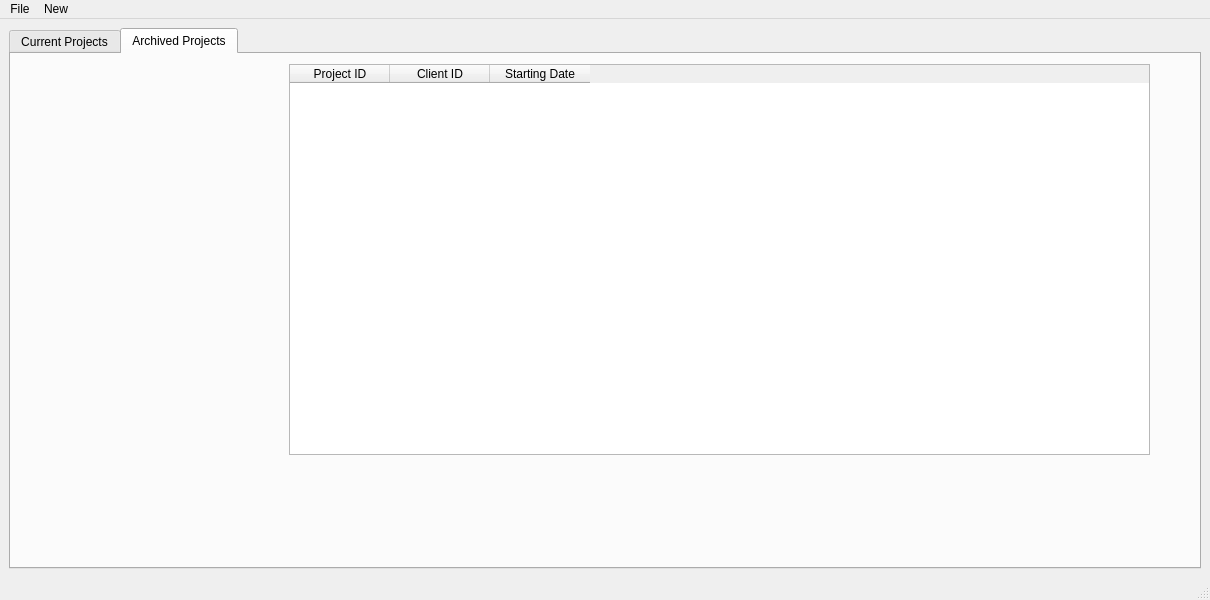
Old version of the form gestionprojet_yosr/mainwindow.ui in the repository Jallouli-Yassine/appconstruction_company_2A1.
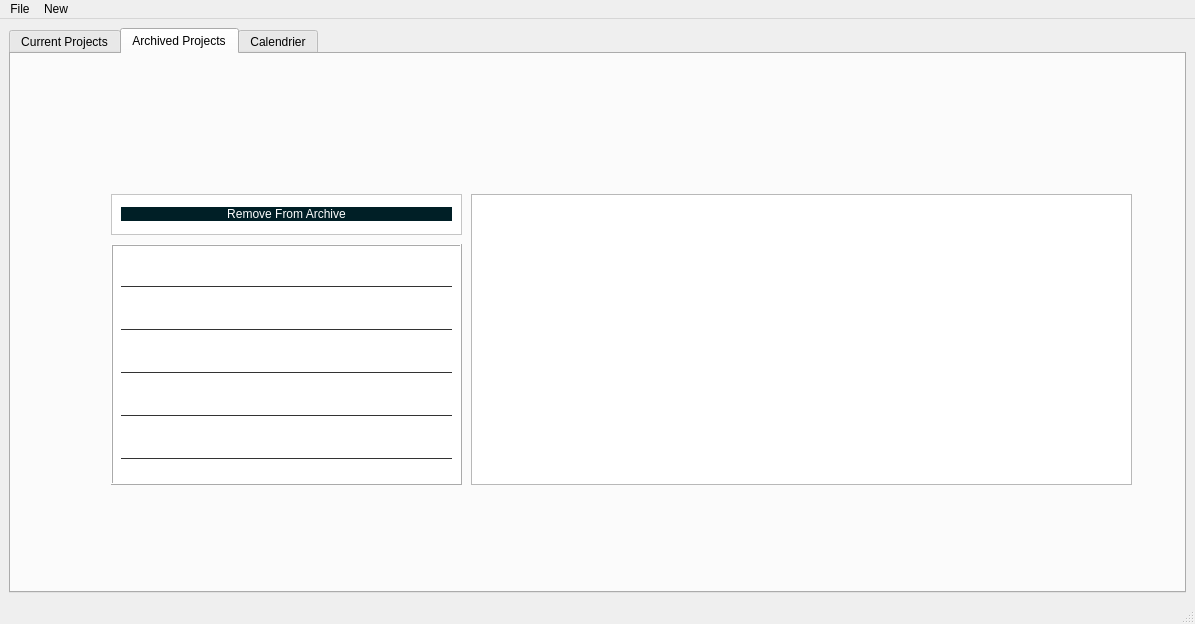
New version of the form. The open tabs and pages were chosen to show the change. Icons and pictures are not drawn.

```diff
--- a/gestionprojet_yosr/mainwindow.ui
+++ b/gestionprojet_yosr/mainwindow.ui
@@ -6,8 +6,8 @@
    <rect>
     <x>0</x>
     <y>0</y>
-    <width>1210</width>
-    <height>600</height>
+    <width>1195</width>
+    <height>624</height>
    </rect>
   </property>
   <property name="windowTitle">
@@ -367,62 +367,390 @@
          <attribute name="title">
           <string>Archived Projects</string>
          </attribute>
-         <widget class="QTableWidget" name="tableWidget_2">
+         <widget class="QTableView" name="tableView_2">
           <property name="geometry">
            <rect>
-            <x>278</x>
-            <y>10</y>
-            <width>861</width>
-            <height>391</height>
+            <x>460</x>
+            <y>140</y>
+            <width>661</width>
+            <height>291</height>
+           </rect>
+          </property>
+         </widget>
+         <widget class="QFrame" name="frame_4">
+          <property name="geometry">
+           <rect>
+            <x>100</x>
+            <y>140</y>
+            <width>351</width>
+            <height>41</height>
            </rect>
           </property>
           <property name="styleSheet">
-           <string notr="true"/>
+           <string notr="true">QFrame{
+background:white;
+
+}
+QLabel{
+color:white;
+font-size:16px;
+}
+QPushButton
+{
+background:red;
+border-radius:16px;
+}
+QPushButton:hover {
+transform: scale(5); 
+width : 250px;
+color:red;
+}
+QPushButton
+{
+color:white;
+border-radius:15px;
+}
+QLineEdit,QDateTimeEdit
+{
+background:transparent;
+border:none;
+color:#a0a0a0;
+font-size:16px;
+border-bottom:1px solid #333;
+}</string>
           </property>
-          <column>
-           <property name="text">
-            <string>Project ID</string>
-           </property>
-          </column>
-          <column>
-           <property name="text">
-            <string>Client ID</string>
-           </property>
-          </column>
-          <column>
-           <property name="text">
-            <string>Starting Date</string>
-           </property>
-          </column>
+          <property name="frameShape">
+           <enum>QFrame::StyledPanel</enum>
+          </property>
+          <property name="frameShadow">
+           <enum>QFrame::Raised</enum>
+          </property>
+          <layout class="QVBoxLayout" name="verticalLayout_3">
+           <item>
+            <widget class="QPushButton" name="pushremove">
+             <property name="enabled">
+              <bool>true</bool>
+             </property>
+             <property name="cursor">
+              <cursorShape>PointingHandCursor</cursorShape>
+             </property>
+             <property name="mouseTracking">
+              <bool>false</bool>
+             </property>
+             <property name="styleSheet">
+              <string notr="true">background-color:#001F26;</string>
+             </property>
+             <property name="text">
+              <string>Remove From Archive</string>
+             </property>
+             <property name="checkable">
+              <bool>false</bool>
+             </property>
+             <property name="flat">
+              <bool>false</bool>
+             </property>
+            </widget>
+           </item>
+          </layout>
          </widget>
-         <widget class="QPushButton" name="pushButton_3">
-          <property name="geometry">
-           <rect>
-            <x>30</x>
-            <y>20</y>
-            <width>221</width>
-            <height>171</height>
-           </rect>
-          </property>
-          <property name="autoFillBackground">
-           <bool>false</bool>
-          </property>
-          <property name="text">
-           <string/>
-          </property>
-          <property name="icon">
-           <iconset>
-            <normaloff>../../../../Downloads/c++ logo.png</normaloff>../../../../Downloads/c++ logo.png</iconset>
-          </property>
-          <property name="iconSize">
-           <size>
-            <width>150</width>
-            <height>150</height>
-           </size>
-          </property>
-          <property name="flat">
+         <widget class="QFrame" name="frame_5">
+          <property name="enabled">
            <bool>true</bool>
           </property>
+          <property name="geometry">
+           <rect>
+            <x>100</x>
+            <y>190</y>
+            <width>351</width>
+            <height>241</height>
+           </rect>
+          </property>
+          <property name="cursor">
+           <cursorShape>IBeamCursor</cursorShape>
+          </property>
+          <property name="mouseTracking">
+           <bool>false</bool>
+          </property>
+          <property name="styleSheet">
+           <string notr="true">QFrame{
+background:white;
+
+}
+QLabel{
+color:white;
+font-size:16px;
+}
+QPushButton
+{
+background:red;
+border-radius:16px;
+}
+QPushButton:hover {
+transform: scale(5); 
+width : 250px;
+color:red;
+}
+QPushButton
+{
+color:white;
+border-radius:15px;
+}
+QLineEdit,QDateTimeEdit
+{
+background:transparent;
+border:none;
+color:#a0a0a0;
+font-size:16px;
+border-bottom:1px solid #333;
+}</string>
+          </property>
+          <property name="frameShape">
+           <enum>QFrame::Box</enum>
+          </property>
+          <property name="frameShadow">
+           <enum>QFrame::Raised</enum>
+          </property>
+          <widget class="QWidget" name="layoutWidget_2">
+           <property name="geometry">
+            <rect>
+             <x>0</x>
+             <y>0</y>
+             <width>351</width>
+             <height>241</height>
+            </rect>
+           </property>
+           <layout class="QVBoxLayout" name="verticalLayout_9">
+            <property name="spacing">
+             <number>0</number>
+            </property>
+            <property name="sizeConstraint">
+             <enum>QLayout::SetDefaultConstraint</enum>
+            </property>
+            <property name="leftMargin">
+             <number>10</number>
+            </property>
+            <property name="rightMargin">
+             <number>10</number>
+            </property>
+            <item>
+             <widget class="QLineEdit" name="lineEdit_a_ID">
+              <property name="enabled">
+               <bool>false</bool>
+              </property>
+              <property name="text">
+               <string/>
+              </property>
+              <property name="placeholderText">
+               <string/>
+              </property>
+             </widget>
+            </item>
+            <item>
+             <widget class="QLineEdit" name="lineEdit_a_3">
+              <property name="enabled">
+               <bool>false</bool>
+              </property>
+              <property name="cursor">
+               <cursorShape>ForbiddenCursor</cursorShape>
+              </property>
+              <property name="tabletTracking">
+               <bool>false</bool>
+              </property>
+              <property name="text">
+               <string/>
+              </property>
+              <property name="placeholderText">
+               <string/>
+              </property>
+              <property name="clearButtonEnabled">
+               <bool>false</bool>
+              </property>
+             </widget>
+            </item>
+            <item>
+             <widget class="QLineEdit" name="lineEdit_id_3">
+              <property name="enabled">
+               <bool>false</bool>
+              </property>
+              <property name="placeholderText">
+               <string/>
+              </property>
+             </widget>
+            </item>
+            <item>
+             <widget class="QLineEdit" name="lineEdit_r_3">
+              <property name="text">
+               <string/>
+              </property>
+              <property name="placeholderText">
+               <string/>
+              </property>
+             </widget>
+            </item>
+            <item>
+             <widget class="QLineEdit" name="lineEdit_p_4">
+              <property name="enabled">
+               <bool>false</bool>
+              </property>
+              <property name="placeholderText">
+               <string/>
+              </property>
+             </widget>
+            </item>
+           </layout>
+          </widget>
+         </widget>
+        </widget>
+        <widget class="QWidget" name="tab_5">
+         <attribute name="title">
+          <string>Calendrier</string>
+         </attribute>
+         <widget class="QFrame" name="frame_6">
+          <property name="geometry">
+           <rect>
+            <x>0</x>
+            <y>0</y>
+            <width>1161</width>
+            <height>521</height>
+           </rect>
+          </property>
+          <property name="styleSheet">
+           <string notr="true">QFrame{
+background:white;
+
+}
+QLabel{
+color:white;
+font-size:16px;
+}
+QPushButton
+{
+background:red;
+border-radius:16px;
+}
+QPushButton:hover {
+transform: scale(5); 
+width : 250px;
+color:red;
+}
+QPushButton
+{
+color:white;
+border-radius:15px;
+}
+QLineEdit,QDateTimeEdit
+{
+background:transparent;
+border:none;
+color:#a0a0a0;
+font-size:16px;
+border-bottom:1px solid #333;
+}</string>
+          </property>
+          <property name="frameShape">
+           <enum>QFrame::StyledPanel</enum>
+          </property>
+          <property name="frameShadow">
+           <enum>QFrame::Raised</enum>
+          </property>
+          <widget class="QLabel" name="label">
+           <property name="geometry">
+            <rect>
+             <x>510</x>
+             <y>20</y>
+             <width>121</width>
+             <height>16</height>
+            </rect>
+           </property>
+           <property name="styleSheet">
+            <string notr="true">color: rgb(0, 0, 0);</string>
+           </property>
+           <property name="text">
+            <string>Project Calendar</string>
+           </property>
+          </widget>
+          <widget class="QPushButton" name="pushPDF">
+           <property name="enabled">
+            <bool>true</bool>
+           </property>
+           <property name="geometry">
+            <rect>
+             <x>510</x>
+             <y>40</y>
+             <width>121</width>
+             <height>31</height>
+            </rect>
+           </property>
+           <property name="cursor">
+            <cursorShape>PointingHandCursor</cursorShape>
+           </property>
+           <property name="mouseTracking">
+            <bool>false</bool>
+           </property>
+           <property name="styleSheet">
+            <string notr="true">background-color:#001F26;</string>
+           </property>
+           <property name="text">
+            <string>Export To PDF</string>
+           </property>
+           <property name="checkable">
+            <bool>false</bool>
+           </property>
+           <property name="flat">
+            <bool>false</bool>
+           </property>
+          </widget>
+          <widget class="QWidget" name="">
+           <property name="geometry">
+            <rect>
+             <x>110</x>
+             <y>80</y>
+             <width>941</width>
+             <height>411</height>
+            </rect>
+           </property>
+           <layout class="QGridLayout" name="gridLayout">
+            <item row="0" column="0">
+             <widget class="QLabel" name="label_2">
+              <property name="styleSheet">
+               <string notr="true">color: rgb(0, 0, 0);</string>
+              </property>
+              <property name="text">
+               <string>This month Projects</string>
+              </property>
+             </widget>
+            </item>
+            <item row="0" column="1">
+             <widget class="QLabel" name="label_3">
+              <property name="styleSheet">
+               <string notr="true">color: rgb(0, 0, 0);</string>
+              </property>
+              <property name="text">
+               <string>Next month Projects</string>
+              </property>
+             </widget>
+            </item>
+            <item row="0" column="2">
+             <widget class="QLabel" name="label_4">
+              <property name="styleSheet">
+               <string notr="true">color: rgb(0, 0, 0);</string>
+              </property>
+              <property name="text">
+               <string>This Year Projects</string>
+              </property>
+             </widget>
+            </item>
+            <item row="1" column="0">
+             <widget class="QTableView" name="tableView_3"/>
+            </item>
+            <item row="1" column="1">
+             <widget class="QTableView" name="tableView_4"/>
+            </item>
+            <item row="1" column="2">
+             <widget class="QTableView" name="tableView_5"/>
+            </item>
+           </layout>
+          </widget>
          </widget>
         </widget>
        </widget>
@@ -436,8 +764,8 @@
     <rect>
      <x>0</x>
      <y>0</y>
-     <width>1210</width>
-     <height>25</height>
+     <width>1195</width>
+     <height>21</height>
     </rect>
    </property>
    <widget class="QMenu" name="menuFile">
```
Left out of the diff: 193 changed lines with no effect on the pictures.
